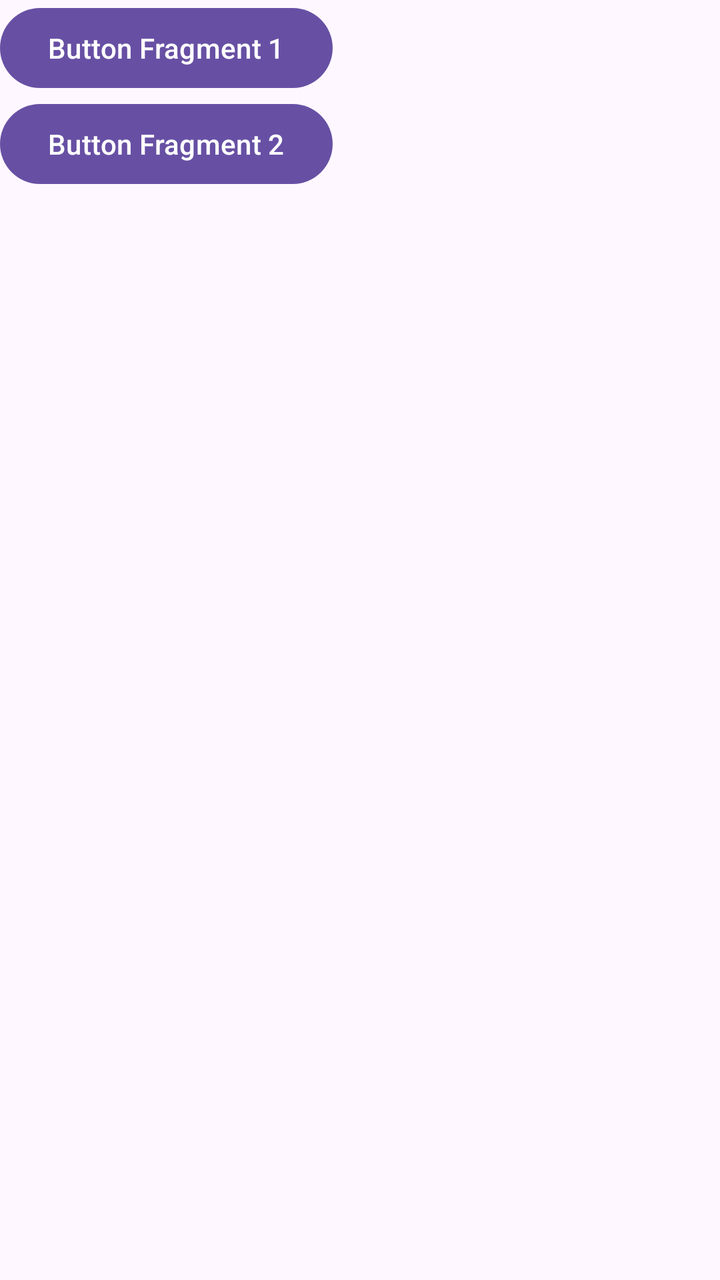
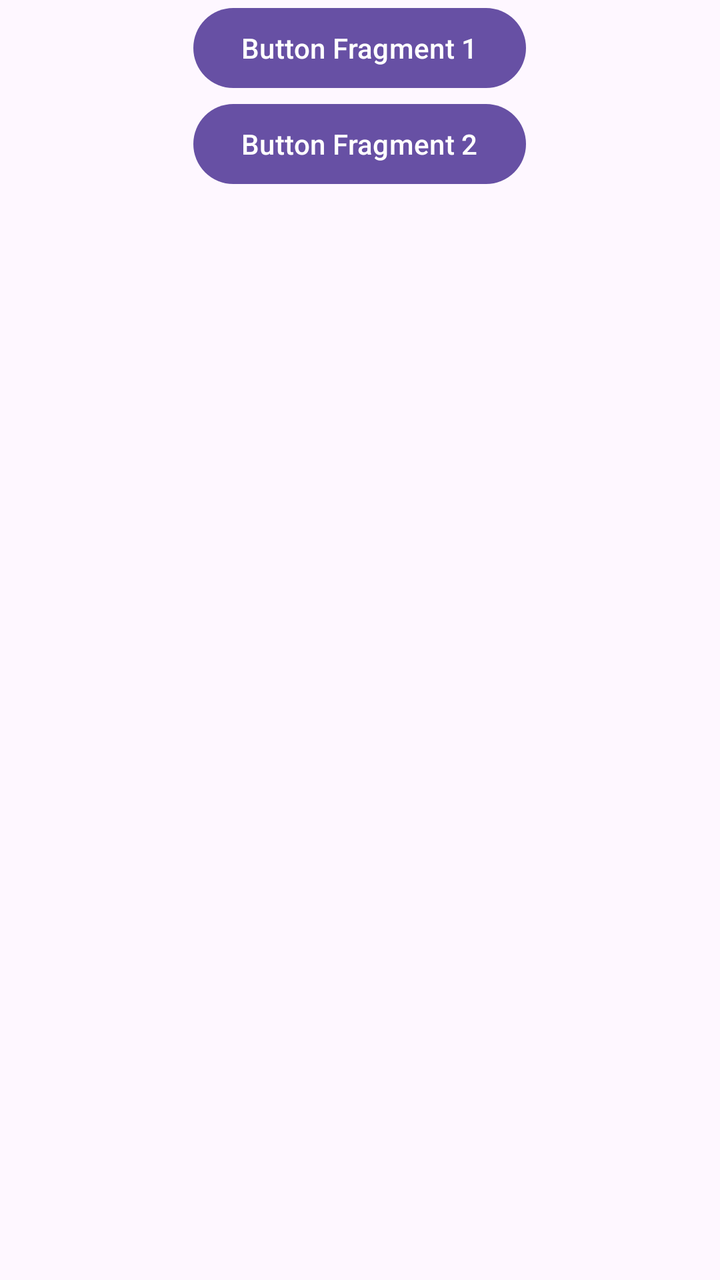

Screens rendered from an Android XML layout before and after an edit, with the pre-edit source and the edit as a unified diff.
<!-- AndroidManifest.xml: application theme Theme.LatFragmentSederhana -->
<!-- res/layout/activity_main.xml -->
<?xml version="1.0" encoding="utf-8"?>
<LinearLayout
    xmlns:android="http://schemas.android.com/apk/res/android"
    xmlns:tools="http://schemas.android.com/tools"
    android:id="@+id/main"
    android:layout_width="match_parent"
    android:layout_height="match_parent"
    tools:context=".MainActivity"
    android:orientation="vertical">
    <Button
        android:layout_width="wrap_content"
        android:layout_height="wrap_content"
        android:text="Button Fragment 1"
        android:id="@+id/btnFragmentSatu">
    </Button>
    <Button
        android:layout_width="wrap_content"
        android:layout_height="wrap_content"
        android:text="Button Fragment 2"
        android:id="@+id/btnFragmentDua">
    </Button>
    <androidx.fragment.app.FragmentContainerView
        android:layout_width="match_parent"
        android:layout_height="match_parent"
        android:layout_margin="16dp"
        android:id="@+id/fragment_container">
    </androidx.fragment.app.FragmentContainerView>
</LinearLayout>
<!-- resources referenced by this layout -->
<resources>
  <style name="Theme.LatFragmentSederhana" parent="Base.Theme.LatFragmentSederhana" />
  <style name="Base.Theme.LatFragmentSederhana" parent="Theme.Material3.DayNight.NoActionBar">
          
          
      </style>
</resources>

<!-- the commit's change to res/layout/activity_main.xml (unified diff, before → after) -->
@@ -6,7 +6,8 @@
     android:layout_width="match_parent"
     android:layout_height="match_parent"
     tools:context=".MainActivity"
-    android:orientation="vertical">
+    android:orientation="vertical"
+    android:gravity="center">
     <Button
         android:layout_width="wrap_content"
         android:layout_height="wrap_content"
